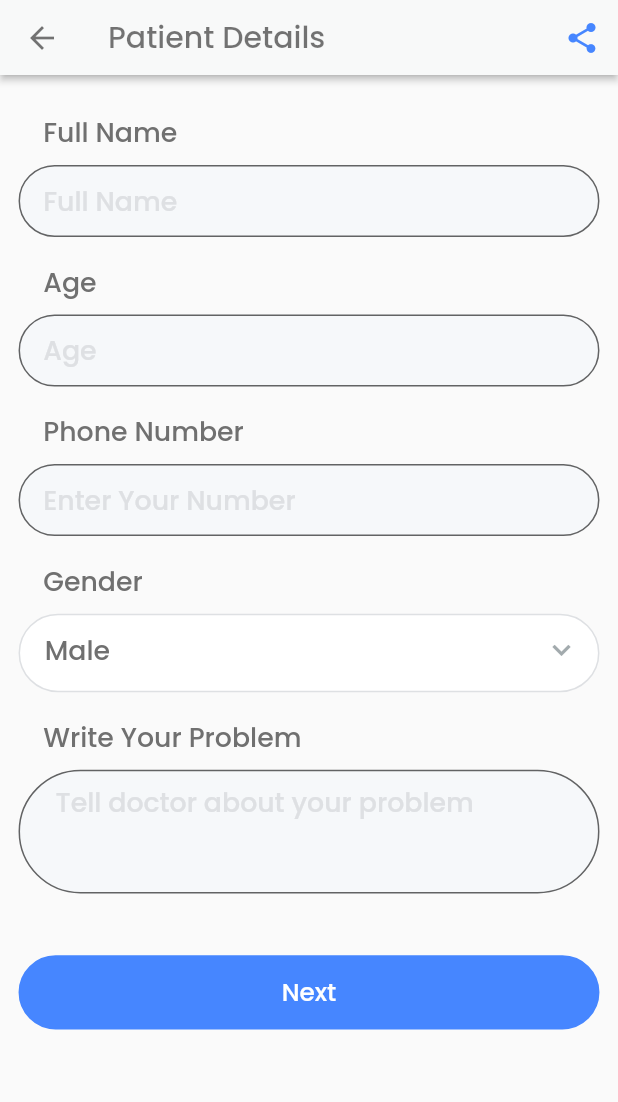
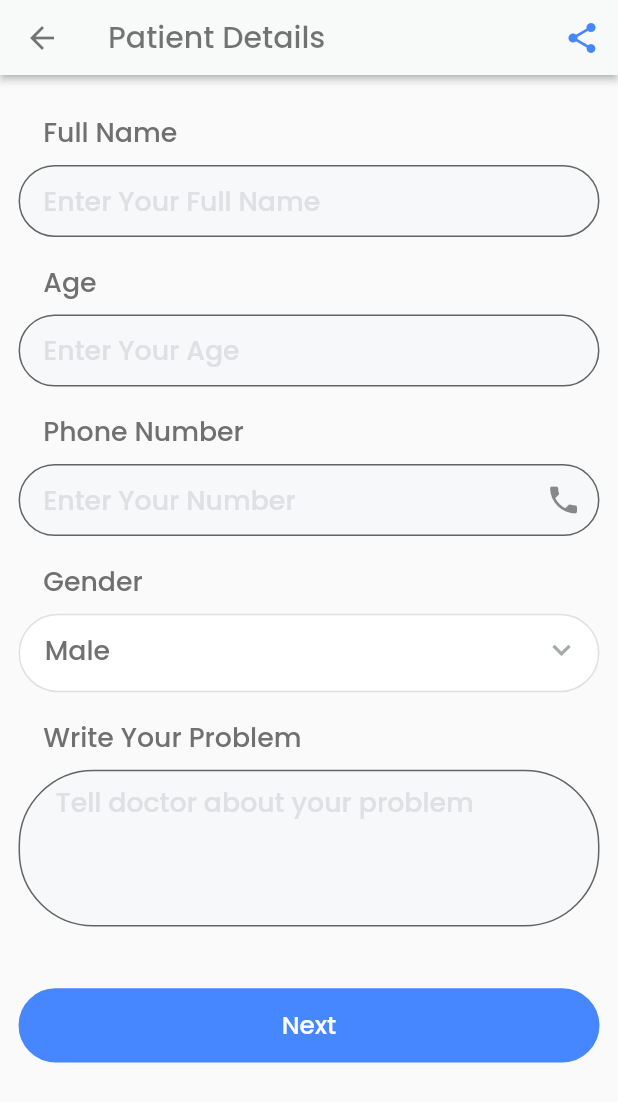
Before and after one commit to Yashil07/doctify_app, a Flutter app: the PatientDetails screen opened directly, on a phone screen of 412 x 824 dp. Shown: the top 1102 px of the screen. Run offline on Flutter 3.47's test engine with Material 2 defaults, Android fonts, the phone set to English and light mode, and no system bars; our stand-ins replace cloud_firestore, firebase_auth, firebase_core, flutter_secure_storage, flutter_svg, image_picker and 6 more; missing offline and left inert: dart:ffi; accounts and stored records are empty; project files that could hold a hidden picture were left out.

Commit message:
05 10 2022 Final Done

```diff
--- a/lib/Views/Profile/profile_setting_screen.dart
+++ b/lib/Views/Profile/profile_setting_screen.dart
@@ -47,7 +47,7 @@ class _ProfileSettingState extends State<ProfileSetting> {
                     ),
 
                     GestureDetector(
-                      onTap: (){Navigator.push(context, MaterialPageRoute(builder: (context) => ProfileScreen()));},
+                      onTap: (){Navigator.push(context, MaterialPageRoute(builder: (context) => const ProfileScreen()));},
                       child: Container(
                         height:45,
                         width: 45,
--- a/lib/Views/home/appointment_details.dart
+++ b/lib/Views/home/appointment_details.dart
@@ -8,6 +8,7 @@ import '../Auth/profile_screen.dart';
 import '../Profile/notification_setting_screen.dart';
 import '../customeWidgets/custom_appbar.dart';
 import '../customeWidgets/custom_btn.dart';
+import 'messaging_end_screen.dart';
 
 class AppointmentDetails extends StatefulWidget {
   const AppointmentDetails({Key? key}) : super(key: key);
@@ -315,7 +316,7 @@ class _AppointmentDetailsState extends State<AppointmentDetails> {
                     ),
                   ),
 
-                  CustomButton(onTap: (){},buttonText:"Message Now",textStyle: FontTextStyle.poppinsS14W4WhiteColor,),
+                  CustomButton(onTap: (){Navigator.push(context, MaterialPageRoute(builder: (context) =>MessagingEnd()));},buttonText:"Message Now",textStyle: FontTextStyle.poppinsS14W4WhiteColor,),
                 ],
               ),
             ),
--- a/lib/Views/home/book_appointment.dart
+++ b/lib/Views/home/book_appointment.dart
@@ -1,6 +1,7 @@
 import 'package:flutter/cupertino.dart';
 import 'package:flutter/material.dart';
 import 'package:intl/intl.dart';
+import 'package:project/Views/home/patient_details_screen.dart';
 import 'package:sizer/sizer.dart';
 
 import '../../Utils/color_utils.dart';
@@ -284,7 +285,7 @@ class _BookAppointmentState extends State<BookAppointment> {
                             Navigator.push(
                                 context,
                                 MaterialPageRoute(
-                                    builder: (context) => BookAppointment(
+                                    builder: (context) => PatientDetails(
                                       // appointmentDate: aDate,
                                     )));
                             //  clearField();
--- a/lib/Views/home/patient_details_screen.dart
+++ b/lib/Views/home/patient_details_screen.dart
@@ -7,6 +7,7 @@ import '../../Utils/fontFamily_utils.dart';
 import '../customeWidgets/custom_appbar.dart';
 import '../customeWidgets/custom_btn.dart';
 import '../customeWidgets/custom_text_field.dart';
+import 'appointment_details.dart';
 
 class PatientDetails extends StatefulWidget {
   const PatientDetails({Key? key}) : super(key: key);
@@ -53,7 +54,7 @@ class _PatientDetailsState extends State<PatientDetails> {
 
                   CustomTextField(
                     fieldName: "Full Name",
-                    hintName: "Full Name",
+                    hintName: "Enter Your Full Name",
                     fieldController: _nameController,
                   ),
                   SizedBox(
@@ -61,16 +62,18 @@ class _PatientDetailsState extends State<PatientDetails> {
                   ),
                   CustomTextField(
                     fieldName: "Age",
-                    hintName: "Age",
+                    hintName: "Enter Your Age",
                     fieldController: _ageController,
                   ),
                   SizedBox(
                     height: 2.h,
                   ),
                   CustomTextField(
+                    suffixIcon: Icon(Icons.phone),
                     fieldName: "Phone Number",
                     hintName: "Enter Your Number",
                     fieldController: _phoneController,
+                    keyboard: TextInputType.phone,
                   ),
                   SizedBox(
                     height: 2.h,
@@ -132,14 +135,15 @@ class _PatientDetailsState extends State<PatientDetails> {
                     hintName: "Tell doctor about your problem",
                     contentPadding: EdgeInsets.symmetric(horizontal: 6.w,vertical: 1.h),
                     fieldController: _problemController,
-                    maxLines: 3,
+                    maxLines: 4,
                   ),
                   SizedBox(
                     height: 5.h,
                   ),
 
                   CustomButton(
-                    onTap: () {},
+
+                    onTap: () {Navigator.push(context, MaterialPageRoute(builder: (context) =>AppointmentDetails()));},
                     buttonText: "Next",
                     textStyle: FontTextStyle.poppinsS14W4WhiteColor,
                   ),
```
